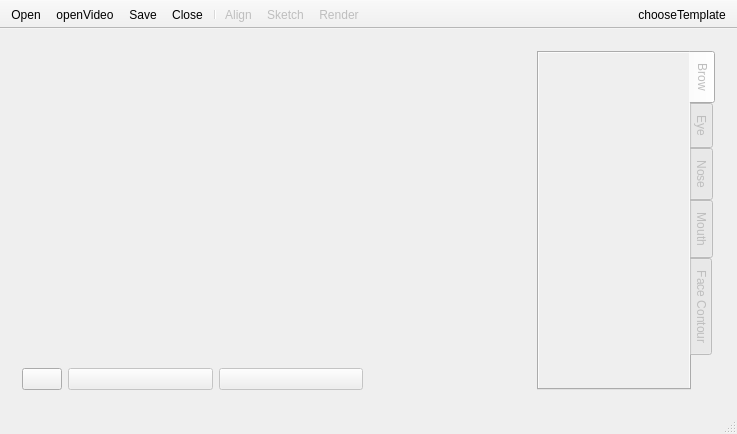
The window that FaceLocation/mainwindow.ui (fishwsr/FaceAlign) describes before a commit, drawn with Qt 5.
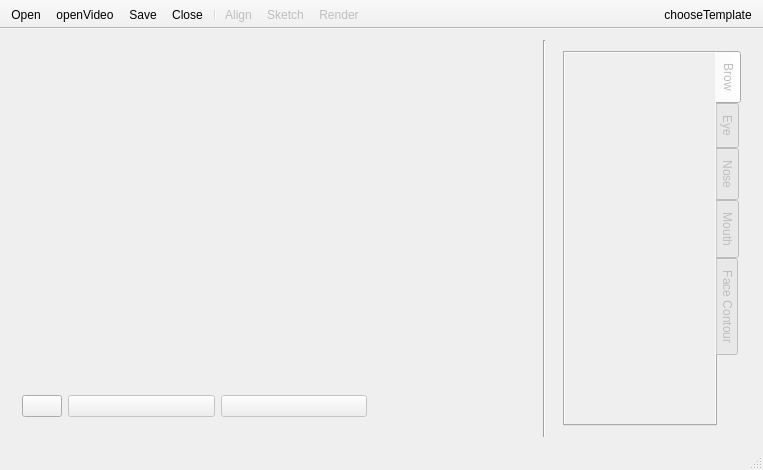
The same window after the commit. The open tabs and pages were chosen to show the change. Icons and pictures are not drawn. Custom widgets are drawn as their Qt base class.

Commit message: add a function on chooseTemplateButton to switch pages in stackedWidget. Also modified UI.

```diff
--- a/FaceLocation/mainwindow.ui
+++ b/FaceLocation/mainwindow.ui
@@ -6,8 +6,8 @@
    <rect>
     <x>0</x>
     <y>0</y>
-    <width>737</width>
-    <height>434</height>
+    <width>763</width>
+    <height>470</height>
    </rect>
   </property>
   <property name="sizePolicy">
@@ -143,6 +143,9 @@
        <layout class="QVBoxLayout" name="videoLayout">
         <item>
          <layout class="QHBoxLayout" name="videoToplLayout" stretch="0,0">
+          <property name="spacing">
+           <number>5</number>
+          </property>
           <item>
            <widget class="Phonon::VideoPlayer" name="leftVideoPlayer">
             <property name="sizePolicy">
@@ -259,6 +262,13 @@
       </widget>
      </widget>
     </item>
+    <item>
+     <widget class="Line" name="line">
+      <property name="orientation">
+       <enum>Qt::Vertical</enum>
+      </property>
+     </widget>
+    </item>
     <item>
      <widget class="QWidget" name="templateAreaWidget" native="true">
       <property name="enabled">
```
Left out of the diff: 9 changed lines with no effect on the pictures. The commit also changes 2 other files.
